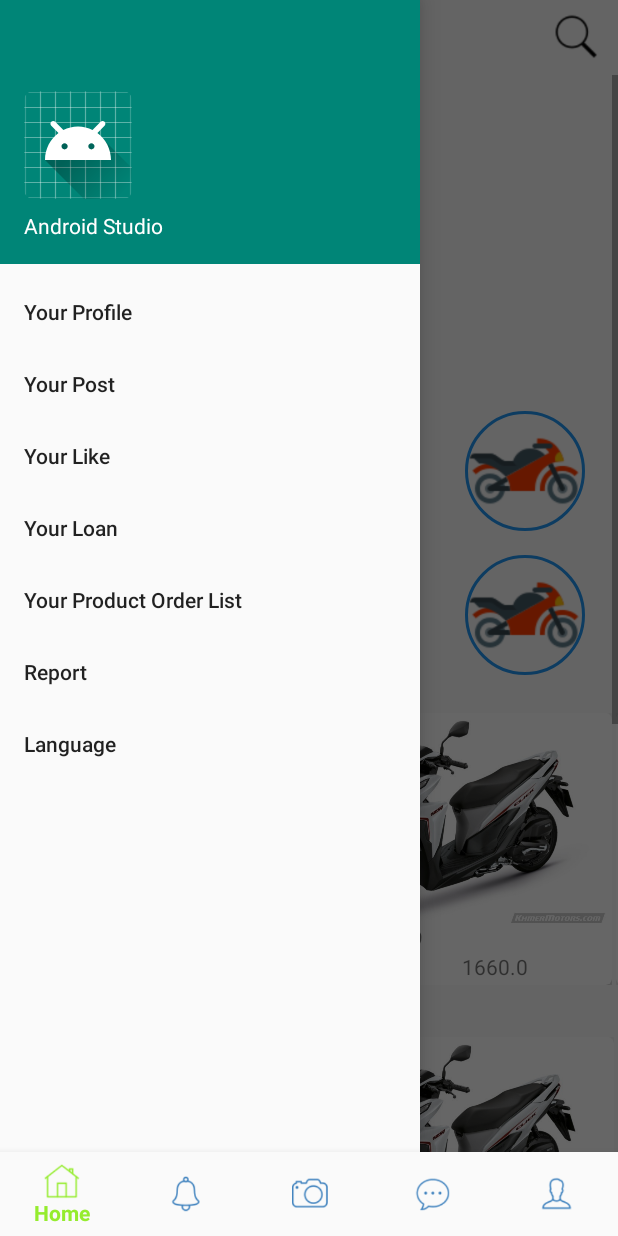
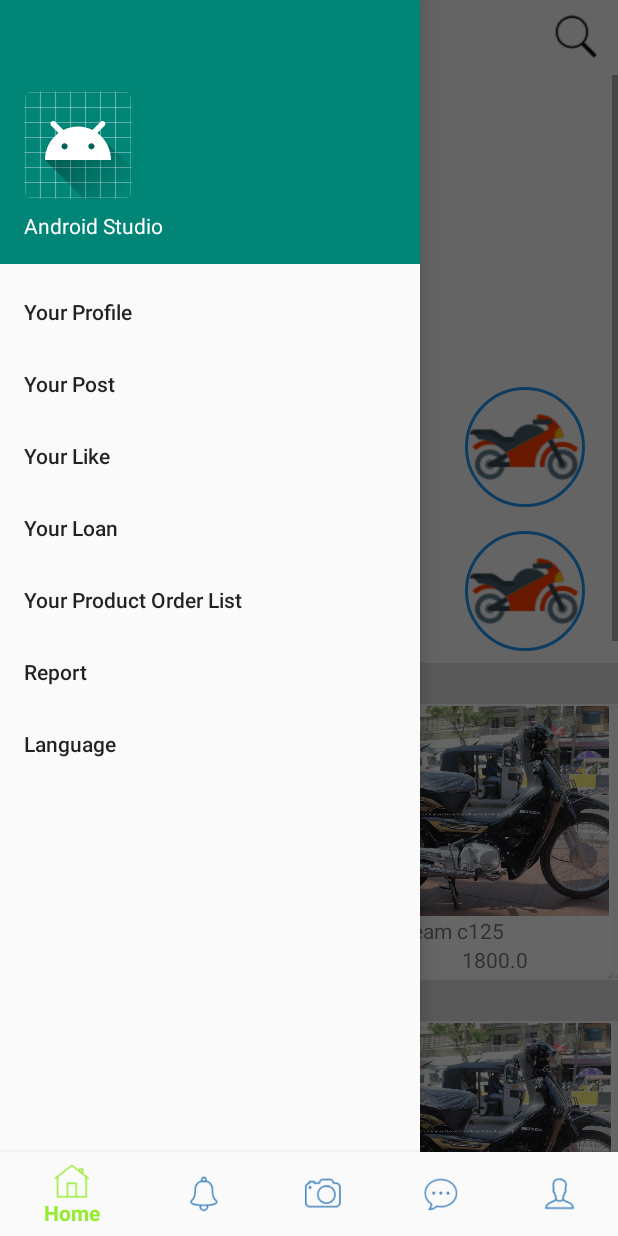
Before and after one commit to borithnget/121vsms_android, an Android app: the screen it shows after launch (MainActivity), with the side drawer open, on a phone screen of 412 x 824 dp. Run offline under Robolectric (Android 15) with nearby library versions, the phone set to English and light mode, and no system bars; libraries missing offline, so code that uses them is left out: com.smarteist.autoimageslider; plain views replace SliderLayout; 12 statements that could not run were skipped.

Commit message:
update homelayout slider,scrollview

```diff
--- a/app/src/main/java/com/example/vsms/View_buying_request.java
+++ b/app/src/main/java/com/example/vsms/View_buying_request.java
@@ -79,7 +79,6 @@ public class View_buying_request extends AppCompatActivity{
                 intent.putExtra("ac","R.id.navigation_camera");
                 v.getContext().startActivity(intent);
 
-
                 Toast.makeText(View_buying_request.this,"Hello",Toast.LENGTH_SHORT).show();
             }
         });
--- a/app/src/main/java/com/example/vsms/fram_home.java
+++ b/app/src/main/java/com/example/vsms/fram_home.java
@@ -1,6 +1,7 @@
 package com.example.vsms;
 
 import android.content.Intent;
+import android.media.Image;
 import android.os.Bundle;
 import android.support.annotation.NonNull;
 import android.support.annotation.Nullable;
@@ -34,9 +35,6 @@ import java.util.ArrayList;
 
 public class fram_home extends Fragment implements NavigationView.OnNavigationItemSelectedListener {
 
-    int[] image_slids = {R.drawable.macbook_pro_2018,R.drawable.image_honda_dream,
-            R.drawable.image_honda_click125i_19,R.drawable.image_zoomer_x_2017};
-    ViewFlipper viewFlipper;
     SliderLayout sliderLayout;
     private ArrayList<Item_horizotal> items;
     @Nullable
@@ -60,15 +58,15 @@ public class fram_home extends Fragment implements NavigationView.OnNavigationIt
         NavigationView navigationView = (NavigationView) view.findViewById(R.id.nav_view);
         navigationView.setNavigationItemSelectedListener(this);
 
+        ImageView img_motor = (ImageView)view.findViewById(R.id.image_motor);
+        img_motor.setOnClickListener(new View.OnClickListener() {
+            @Override
+            public void onClick(View v) {
+                Toast.makeText(getContext(),"Sell Motorcycle",Toast.LENGTH_SHORT).show();
+            }
+        });
+
         creatItem();
-//Vertical
-        SnapRecyclerAdapter adapter1=new SnapRecyclerAdapter(getContext(),items);
-        RecyclerView recy_vertical = (RecyclerView) view.findViewById(R.id.recy_vertical);
-        recy_vertical.setLayoutManager(new GridLayoutManager(getContext(),2));
-        recy_vertical.setHasFixedSize(true);
-        recy_vertical.setAdapter(adapter1);
-
-
 //HORIZONTAL
         LinearLayoutManager layoutManager = new LinearLayoutManager(getContext(), LinearLayoutManager.HORIZONTAL, false);
         SnapRecyclerAdapter adapter = new SnapRecyclerAdapter(getContext(),items);
@@ -76,20 +74,24 @@ public class fram_home extends Fragment implements NavigationView.OnNavigationIt
         recy_horizontal.setHasFixedSize(true);
         recy_horizontal.setLayoutManager(layoutManager);
         recy_horizontal.setAdapter(adapter);
-
-
+//Vertical
+        SnapRecyclerAdapter adapter1 = new SnapRecyclerAdapter(getContext(),items);
+        RecyclerView recy_vertical = (RecyclerView) view.findViewById(R.id.recy_vertical);
+        recy_vertical.setLayoutManager(new GridLayoutManager(getContext(),2));
+        recy_vertical.setHasFixedSize(true);
+        recy_vertical.setAdapter(adapter1);
 // Slides
         sliderLayout = view.findViewById(R.id.view_flipper);
         sliderLayout.setIndicatorAnimation(IndicatorAnimations.SWAP); //set indicator animation by using SliderLayout.IndicatorAnimations. :WORM or THIN_WORM or COLOR or DROP or FILL or NONE or SCALE or SCALE_DOWN or SLIDE and SWAP!!
         sliderLayout.setSliderTransformAnimation(SliderAnimations.FADETRANSFORMATION);
-        sliderLayout.setScrollTimeInSec(5); //set scroll delay in seconds :
+        sliderLayout.setScrollTimeInSec(4); //set scroll delay in seconds :
         setSliderViews();
-
 
         return view;
     }
     private void creatItem(){
         items = new ArrayList<>();
+        items.add( new Item_horizotal(R.drawable.image_zoomer_x_2017,"Zoomer X 2017",2050,1590));
         items.add( new Item_horizotal(R.drawable.image_honda_dream,"Honda Dream c125",2000,1800));
         items.add( new Item_horizotal(R.drawable.image_honda_click125i_19,"Click 2019",1900,1660));
         items.add( new Item_horizotal(R.drawable.image_zoomer_x_2017,"Zoomer X 2017",2050,1590));
@@ -97,7 +99,6 @@ public class fram_home extends Fragment implements NavigationView.OnNavigationIt
         items.add( new Item_horizotal(R.drawable.image_nex,"Nex 2019",1800,1000));
         items.add( new Item_horizotal(R.drawable.image_hybrid_2017,"Honda Hybrid 2017",35000,3000));
     }
-
     @Override
     public void onCreateOptionsMenu(Menu menu, MenuInflater inflater) {
         inflater.inflate(R.menu.home_page_item,menu);
@@ -146,8 +147,7 @@ public class fram_home extends Fragment implements NavigationView.OnNavigationIt
         return true;
     }
     private void setSliderViews() {
-        for (int i = 0; i <= 3; i++) {
-
+        for (int i = 0; i < 4; i++) {
         DefaultSliderView sliderView = new DefaultSliderView(getContext());
         switch (i) {
             case 0:
@@ -166,12 +166,12 @@ public class fram_home extends Fragment implements NavigationView.OnNavigationIt
         sliderView.setImageScaleType(ImageView.ScaleType.CENTER_CROP);
 //        sliderView.setDescription("The quick brown fox jumps over the lazy dog.\n" +
 //                "Jackdaws love my big sphinx of quartz. " + (i + 1));
-        final int finalI = i;
+            final int finalI = i;
 
         sliderView.setOnSliderClickListener(new SliderView.OnSliderClickListener() {
             @Override
             public void onSliderClick(SliderView sliderView) {
-                Toast.makeText(getActivity(), "This is slider " + (finalI + 1), Toast.LENGTH_SHORT).show();
+                Toast.makeText(getActivity(), "This is slider " + (finalI), Toast.LENGTH_SHORT).show();
             }
         });
         //at last add this view in your layout :
--- a/app/src/main/res/layout/activity_main.xml
+++ b/app/src/main/res/layout/activity_main.xml
@@ -16,7 +16,7 @@
         android:layout_height="wrap_content"
         android:layout_alignParentBottom="true"
         android:background="?android:attr/windowBackground"
-        app:itemHorizontalTranslationEnabled="false"
+        app:itemHorizontalTranslationEnabled="true"
         android:theme="@style/BottomNavigationTheme"
         app:menu="@menu/navigation">
     </android.support.design.widget.BottomNavigationView>
--- a/app/src/main/res/layout/activity_view_buying_request.xml
+++ b/app/src/main/res/layout/activity_view_buying_request.xml
@@ -22,20 +22,23 @@
             <include
                 android:id="@+id/include"
                 layout="@layout/detail_product_header"
-                android:layout_height="600dp"
+                android:layout_height="wrap_content"
                 app:layout_constraintEnd_toEndOf="parent"
                 app:layout_constraintStart_toStartOf="parent"
                 app:layout_constraintTop_toTopOf="parent"
                 android:layout_width="match_parent">
             </include>
+
             <TextView
                 android:id="@+id/view"
                 android:layout_width="match_parent"
                 android:layout_height="wrap_content"
+                android:layout_marginTop="8dp"
+                android:layout_marginBottom="8dp"
                 android:paddingLeft="15dp"
                 android:text="View 1000"
+                app:layout_constraintBottom_toTopOf="@+id/btn_call"
                 app:layout_constraintEnd_toEndOf="parent"
-                app:layout_constraintHorizontal_bias="0.0"
                 app:layout_constraintStart_toStartOf="parent"
                 app:layout_constraintTop_toBottomOf="@+id/include" />
 
@@ -52,14 +55,13 @@
                 app:layout_constraintBottom_toBottomOf="parent"
                 app:layout_constraintEnd_toStartOf="@+id/btn_chat"
                 app:layout_constraintStart_toStartOf="parent"
-                app:layout_constraintTop_toBottomOf="@+id/view"
-                app:layout_constraintVertical_bias="1.0" />
+                app:layout_constraintTop_toBottomOf="@+id/view" />
 
             <Button
                 android:id="@+id/btn_chat"
                 android:layout_width="0dp"
                 android:layout_height="34dp"
-                android:layout_marginStart="10dp"
+                android:layout_marginStart="8dp"
                 android:layout_marginEnd="8dp"
                 android:background="@drawable/shap_ratangle"
                 android:text="Chat"
--- a/app/src/main/res/layout/content_home.xml
+++ b/app/src/main/res/layout/content_home.xml
@@ -20,16 +20,18 @@
             app:layout_constraintTop_toTopOf="parent"/>
 
         <ImageView
-            android:id="@+id/imageView2"
+            android:id="@+id/image_motor"
             android:layout_width="80dp"
             android:layout_height="80dp"
             android:layout_marginStart="8dp"
-            android:layout_marginTop="24dp"
+            android:layout_marginTop="8dp"
+            android:layout_marginBottom="16dp"
             android:background="@drawable/circle_border"
             android:src="@drawable/icons8_motorcycle_96px"
+            app:layout_constraintBottom_toTopOf="@+id/imageView5"
             app:layout_constraintEnd_toStartOf="@+id/imageView3"
             app:layout_constraintStart_toStartOf="parent"
-            app:layout_constraintTop_toBottomOf="@+id/view_flipper"/>
+            app:layout_constraintTop_toBottomOf="@+id/view_flipper" />
 
         <ImageView
             android:id="@+id/imageView3"
@@ -38,11 +40,11 @@
             android:layout_marginStart="50dp"
             android:layout_marginEnd="50dp"
             android:background="@drawable/circle_border"
-            android:src="@drawable/icons8_motorcycle_96px"
-            app:layout_constraintBottom_toBottomOf="@+id/imageView2"
+            android:src="@drawable/icons8_car_80px"
+            app:layout_constraintBottom_toBottomOf="@+id/image_motor"
             app:layout_constraintEnd_toStartOf="@+id/imageView4"
-            app:layout_constraintStart_toEndOf="@+id/imageView2"
-            app:layout_constraintTop_toTopOf="@+id/imageView2"/>
+            app:layout_constraintStart_toEndOf="@+id/image_motor"
+            app:layout_constraintTop_toTopOf="@+id/image_motor"/>
         <ImageView
             android:id="@+id/imageView4"
             android:layout_width="80dp"
@@ -65,7 +67,7 @@
             android:src="@drawable/icons8_motorcycle_96px"
             app:layout_constraintEnd_toStartOf="@+id/imageView6"
             app:layout_constraintStart_toStartOf="parent"
-            app:layout_constraintTop_toBottomOf="@+id/imageView2"/>
+            app:layout_constraintTop_toBottomOf="@+id/image_motor"/>
 
         <ImageView
             android:id="@+id/imageView6"
@@ -91,33 +93,59 @@
             app:layout_constraintStart_toEndOf="@+id/imageView6"
             app:layout_constraintTop_toTopOf="@+id/imageView6"/>
 
+        <TextView
+            android:id="@+id/product_dic"
+            android:layout_width="match_parent"
+            android:layout_height="wrap_content"
+            android:layout_marginTop="8dp"
+            android:background="#D3DBDBDB"
+            android:text="Deal of the Day"
+            android:textSize="20dp"
+            app:layout_constraintBottom_toTopOf="@+id/relativeLayout2"
+            app:layout_constraintEnd_toEndOf="parent"
+            app:layout_constraintStart_toStartOf="parent"
+            app:layout_constraintTop_toBottomOf="@+id/imageView6" />
+
         <RelativeLayout
             android:id="@+id/relativeLayout2"
             android:layout_width="match_parent"
             android:layout_height="wrap_content"
-            android:layout_marginTop="24dp"
             app:layout_constraintEnd_toEndOf="parent"
             app:layout_constraintHorizontal_bias="0.0"
             app:layout_constraintStart_toStartOf="parent"
-            app:layout_constraintTop_toBottomOf="@+id/imageView6">
+            app:layout_constraintTop_toBottomOf="@+id/product_dic">
 
             <android.support.v7.widget.RecyclerView
                 android:id="@+id/recy_horizontal"
                 android:layout_width="match_parent"
                 android:layout_height="wrap_content" />
         </RelativeLayout>
-        <RelativeLayout
+
+        <TextView
+            android:id="@+id/new_post"
             android:layout_width="match_parent"
             android:layout_height="wrap_content"
-            android:layout_marginTop="32dp"
+            android:background="#D3DBDBDB"
+            android:paddingLeft="10dp"
+            android:text="New Post"
+            android:textSize="20dp"
+            app:layout_constraintBottom_toTopOf="@+id/relativeLayout3"
             app:layout_constraintEnd_toEndOf="parent"
             app:layout_constraintStart_toStartOf="parent"
-            app:layout_constraintTop_toBottomOf="@+id/relativeLayout2">
+            app:layout_constraintTop_toBottomOf="@+id/relativeLayout2" />
+
+        <RelativeLayout
+            android:id="@+id/relativeLayout3"
+            android:layout_width="match_parent"
+            android:layout_height="wrap_content"
+            app:layout_constraintEnd_toEndOf="parent"
+            app:layout_constraintStart_toStartOf="parent"
+            app:layout_constraintTop_toBottomOf="@+id/new_post">
+
             <android.support.v7.widget.RecyclerView
                 android:id="@+id/recy_vertical"
                 android:layout_width="match_parent"
-                android:layout_height="wrap_content">
-            </android.support.v7.widget.RecyclerView>
+                android:layout_height="wrap_content"></android.support.v7.widget.RecyclerView>
         </RelativeLayout>
 
     </android.support.constraint.ConstraintLayout>
--- a/app/src/main/res/layout/detail_product_header.xml
+++ b/app/src/main/res/layout/detail_product_header.xml
@@ -8,7 +8,7 @@
             <ImageView
                 android:id="@+id/image_header"
                 android:layout_width="match_parent"
-                android:layout_height="270dp"
+                android:layout_height="250dp"
                 android:layout_alignParentStart="true"
                 android:layout_alignParentTop="true"
                 android:layout_alignParentEnd="true"
@@ -88,7 +88,7 @@
                 <ListView
                     android:id="@+id/list_view"
                     android:layout_width="match_parent"
-                    android:layout_height="160dp"
+                    android:layout_height="145dp"
                     android:layout_below="@+id/name_decsription">
                 </ListView>
             </RelativeLayout>
```
Also changed, not shown: app/src/main/res/drawable-v24/back_35px.png, app/src/main/res/drawable-v24/icons8_car_80px.png (added).
